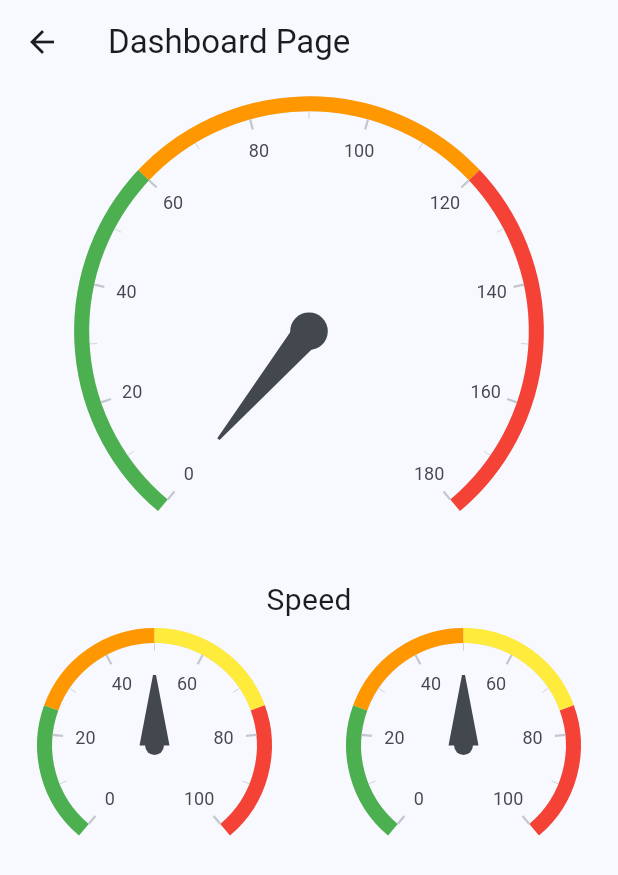
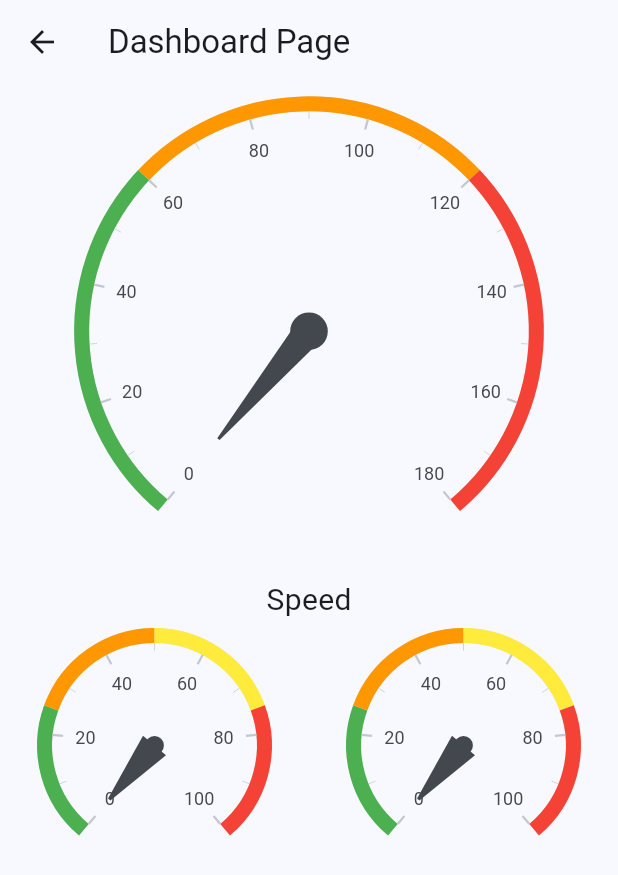
Before and after one commit to HarshMaheshwari2312/drive_protect, a Flutter app: the DashboardPage screen opened by its route, on a phone screen of 412 x 824 dp. Shown: the top 875 px of the screen. Run offline on Flutter 3.47's test engine with Material 2 defaults, Android fonts, the phone set to English and light mode, and no system bars; drawn by our look-alikes of syncfusion_flutter_gauges; our stand-ins replace connectivity, firebase_core, firebase_database, google_maps_flutter; accounts and stored records are empty.

Commit message:
dynamic meter

```diff
--- a/lib/dashboard.dart
+++ b/lib/dashboard.dart
@@ -15,13 +15,16 @@ class _DashboardPageState extends State<DashboardPage> {
     super.initState();
 
     // Initialize Firebase
-    DatabaseReference dbRef = FirebaseDatabase.instance.ref();
+    DatabaseReference dbRef = FirebaseDatabase.instance.reference();
 
     // Listen for changes in the "speed" child value in Firebase
     dbRef.child('speed').onValue.listen((event) {
       if (event.snapshot.value != null) {
-        // Get the speed value from Firebase as a double
-        double newSpeedValue = (event.snapshot.value as num).toDouble();
+        // Get the speed value from Firebase as a string
+        String speedString = event.snapshot.value.toString();
+
+        // Parse the string as a double
+        double newSpeedValue = double.tryParse(speedString) ?? 0;
 
         // Update the speed value in the gauge
         setState(() {
@@ -89,7 +92,7 @@ class _DashboardPageState extends State<DashboardPage> {
                           GaugeRange(startValue: 75, endValue: 100, color: Colors.red),
                         ],
                         pointers: <GaugePointer>[
-                          NeedlePointer(value: 50, enableAnimation: true),
+                          NeedlePointer(value: speedValue, enableAnimation: true),
                         ],
                       ),
                     ],
@@ -113,7 +116,7 @@ class _DashboardPageState extends State<DashboardPage> {
                           GaugeRange(startValue: 75, endValue: 100, color: Colors.red),
                         ],
                         pointers: <GaugePointer>[
-                          NeedlePointer(value: 50, enableAnimation: true),
+                          NeedlePointer(value: speedValue, enableAnimation: true),
                         ],
                       ),
                     ],
```
